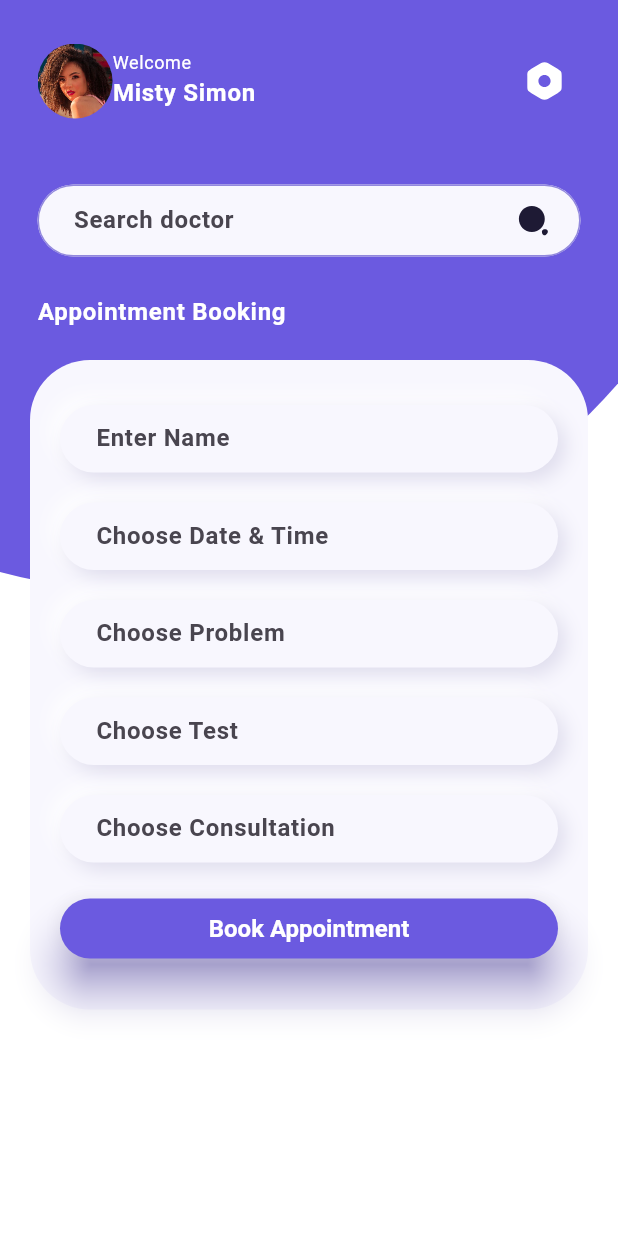
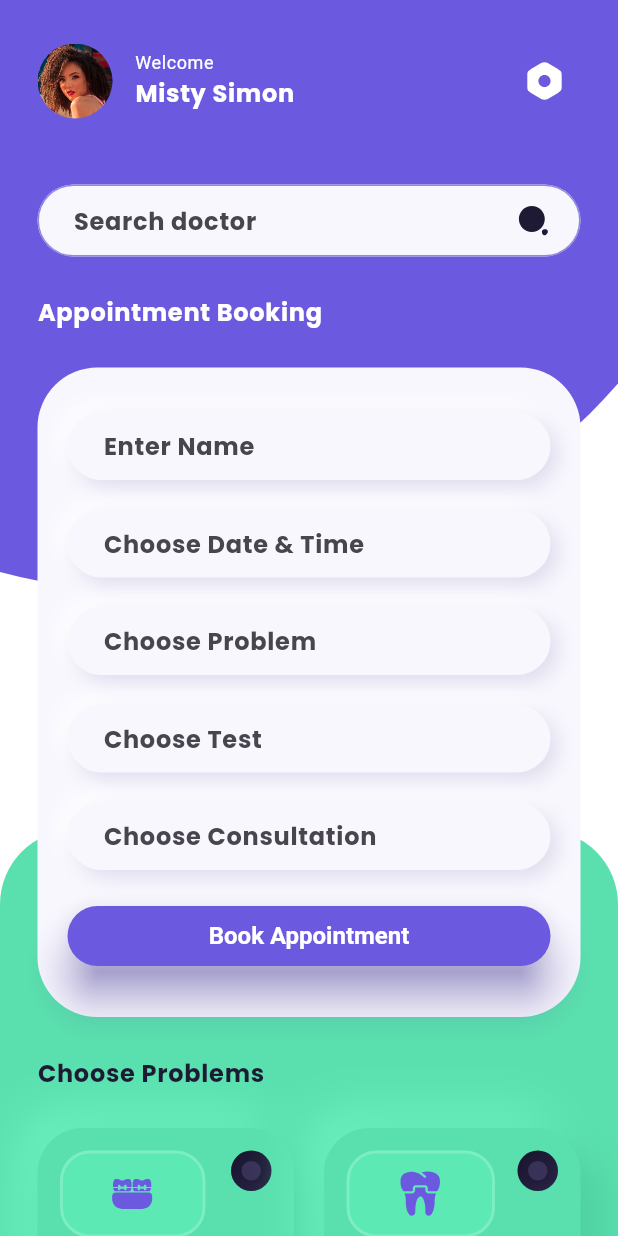
Before and after one commit to ashishnambiar/doc_appointment, a Flutter app: the screen it shows after launch, on a phone screen of 412 x 824 dp. Run offline on Flutter 3.47's test engine with Material 3 defaults, Android fonts, the phone set to English and light mode, and no system bars; our stand-ins replace flutter_svg, google_fonts.

Commit message:
complete other UIs

```diff
--- a/lib/Presentation/View/booking_form_view.dart
+++ b/lib/Presentation/View/booking_form_view.dart
@@ -1,6 +1,7 @@
 import 'package:doc_appointment/Presentation/Widgets/common_form_field_widget.dart';
 import 'package:doc_appointment/gen/colors.gen.dart';
 import 'package:flutter/material.dart';
+import 'package:flutter/services.dart';
 
 class BookingFormView extends StatelessWidget {
   const BookingFormView({
@@ -26,7 +27,7 @@ class BookingFormView extends StatelessWidget {
           ),
         ),
         Container(
-          margin: const EdgeInsets.all(20),
+          margin: const EdgeInsets.all(25),
           padding: const EdgeInsets.all(20),
           decoration: BoxDecoration(
             color: ColorName.whiteFg,
@@ -54,7 +55,9 @@ class BookingFormView extends StatelessWidget {
               Padding(
                 padding: const EdgeInsets.symmetric(vertical: 10),
                 child: ElevatedButton(
-                  onPressed: () {},
+                  onPressed: () {
+                    HapticFeedback.vibrate();
+                  },
                   child: const Text('Book Appointment'),
                 ),
               ),
--- a/lib/Presentation/View/home_view.dart
+++ b/lib/Presentation/View/home_view.dart
@@ -1,8 +1,10 @@
 import 'package:doc_appointment/Presentation/View/booking_form_view.dart';
+import 'package:doc_appointment/Presentation/View/selectable_items_grid_view.dart';
 import 'package:doc_appointment/Presentation/Widgets/custom_appbar.dart';
 import 'package:doc_appointment/gen/assets.gen.dart';
 import 'package:doc_appointment/gen/colors.gen.dart';
 import 'package:flutter/material.dart';
+import 'package:flutter/services.dart';
 
 class HomeView extends StatelessWidget {
   const HomeView({super.key});
@@ -16,7 +18,9 @@ class HomeView extends StatelessWidget {
         title: 'Misty Simon',
         profileImage: Assets.images.photo.image(),
         trailing: IconButton(
-          onPressed: () {},
+          onPressed: () {
+            HapticFeedback.vibrate();
+          },
           icon: Assets.images.setting.svg(),
         ),
       ),
@@ -29,6 +33,20 @@ class HomeView extends StatelessWidget {
               child: CircleAvatar(
                 backgroundColor: ColorName.primary,
                 radius: 408,
+              ),
+            ),
+            Positioned(
+              top: 553 - 108,
+              left: 0,
+              right: 0,
+              bottom: 0,
+              child: Container(
+                decoration: const BoxDecoration(
+                  color: ColorName.secondary,
+                  borderRadius: BorderRadius.vertical(
+                    top: Radius.circular(50),
+                  ),
+                ),
               ),
             ),
             Column(
@@ -72,6 +90,8 @@ class HomeView extends StatelessWidget {
                 ),
                 const SizedBox(height: 10),
                 const BookingFormView(),
+                const SelectableItemsGridView(),
+                const SizedBox(height: 46),
               ],
             ),
           ],
--- /dev/null
+++ b/lib/Presentation/View/selectable_items_grid_view.dart
@@ -0,0 +1,122 @@
+import 'package:doc_appointment/Presentation/Widgets/selectable_tile_widget.dart';
+import 'package:doc_appointment/gen/assets.gen.dart';
+import 'package:doc_appointment/gen/colors.gen.dart';
+import 'package:flutter/cupertino.dart';
+import 'package:flutter/material.dart';
+import 'package:flutter/widgets.dart';
+
+class SelectableItemsGridView extends StatefulWidget {
+  const SelectableItemsGridView({
+    super.key,
+  });
+
+  @override
+  State<SelectableItemsGridView> createState() =>
+      _SelectableItemsGridViewState();
+}
+
+class _SelectableItemsGridViewState extends State<SelectableItemsGridView> {
+  int? selected;
+
+  set select(int i) => setState(() {
+        selected = i;
+      });
+
+  @override
+  Widget build(BuildContext context) {
+    return Stack(
+      children: [
+        SizedBox(
+          height: 360 + 24 + 20,
+          child: PageView(
+            children: [
+              Padding(
+                padding: const EdgeInsets.all(15),
+                child: Column(
+                  children: [
+                    const SizedBox(
+                      height: 24,
+                    ),
+                    Expanded(
+                      child: Row(
+                        children: [
+                          SelectableTileWidget(
+                            title: 'Dental Braces',
+                            image: Assets.images.braces.svg(),
+                            active: 0 == selected,
+                            onTap: () => select = 0,
+                          ),
+                          SelectableTileWidget(
+                            title: 'Dental Crown',
+                            image: Assets.images.dentalCrown.svg(),
+                            active: 1 == selected,
+                            onTap: () => select = 1,
+                          ),
+                        ],
+                      ),
+                    ),
+                    const SizedBox(height: 5),
+                    Expanded(
+                      child: Row(
+                        children: [
+                          SelectableTileWidget(
+                            title: 'Dental Filling',
+                            image: Assets.images.dentalFilling.svg(),
+                            active: 2 == selected,
+                            onTap: () => select = 2,
+                          ),
+                          SelectableTileWidget(
+                            title: 'Anesthesia',
+                            image: Assets.images.dental.svg(),
+                            active: 3 == selected,
+                            onTap: () => select = 3,
+                          ),
+                        ],
+                      ),
+                    ),
+                    const SizedBox(height: 20),
+                  ],
+                ),
+              ),
+            ],
+          ),
+        ),
+        Padding(
+          padding: const EdgeInsets.symmetric(horizontal: 25),
+          child: Text(
+            'Choose Problems',
+            style: Theme.of(context) //
+                .textTheme
+                .bodyLarge,
+          ),
+        ),
+        Positioned.fill(
+          child: Align(
+            alignment: Alignment.bottomCenter,
+            child: Container(
+              padding: const EdgeInsets.all(2),
+              height: 10,
+              width: 50,
+              decoration: const ShapeDecoration(
+                color: ColorName.white,
+                shape: StadiumBorder(),
+              ),
+              child: Row(
+                children: [
+                  Container(
+                    height: 6,
+                    width: 20,
+                    decoration: const ShapeDecoration(
+                      color: ColorName.secondary,
+                      shape: StadiumBorder(),
+                    ),
+                  ),
+                ],
+              ),
+            ),
+          ),
+        ),
+      ],
+    );
+  }
+}
--- a/lib/Presentation/Widgets/custom_appbar.dart
+++ b/lib/Presentation/Widgets/custom_appbar.dart
@@ -36,6 +36,7 @@ class CustomAppbar extends StatelessWidget implements PreferredSize {
                   ),
                   child: profileImage,
                 ),
+                const SizedBox(width: 15),
                 Column(
                   crossAxisAlignment: CrossAxisAlignment.start,
                   mainAxisSize: MainAxisSize.min,
--- /dev/null
+++ b/lib/Presentation/Widgets/selectable_tile_widget.dart
@@ -0,0 +1,124 @@
+import 'package:doc_appointment/gen/colors.gen.dart';
+import 'package:flutter/material.dart';
+import 'package:flutter/services.dart';
+
+class SelectableTileWidget extends StatelessWidget {
+  final bool active;
+  final String title;
+  final Widget image;
+  final VoidCallback onTap;
+  const SelectableTileWidget({
+    required this.active,
+    required this.title,
+    required this.image,
+    required this.onTap,
+    super.key,
+  });
+
+  @override
+  Widget build(BuildContext context) {
+    return Expanded(
+      child: InkWell(
+        onTap: () {
+          HapticFeedback.vibrate();
+          onTap();
+        },
+        child: Container(
+          margin: const EdgeInsets.all(10),
+          padding: const EdgeInsets.all(15),
+          decoration: BoxDecoration(
+            color: ColorName.secondary,
+            borderRadius: BorderRadius.circular(30),
+            boxShadow: const [
+              BoxShadow(
+                offset: Offset(-15, -15),
+                color: ColorName.secondaryHighlight,
+                blurRadius: 25,
+              ),
+              BoxShadow(
+                offset: Offset(15, 15),
+                color: ColorName.secondaryShadow,
+                blurRadius: 25,
+              ),
+            ],
+          ),
+          child: Column(
+            crossAxisAlignment: CrossAxisAlignment.start,
+            children: [
+              Row(
+                crossAxisAlignment: CrossAxisAlignment.start,
+                mainAxisAlignment: MainAxisAlignment.spaceBetween,
+                children: [
+                  Container(
+                    padding: const EdgeInsets.symmetric(
+                        vertical: 2, horizontal: 43 / 2),
+                    decoration: BoxDecoration(
+                      color: ColorName.secondaryLight,
+                      borderRadius: BorderRadius.circular(20),
+                      border: Border.all(
+                        color: ColorName.white.withOpacity(0.2),
+                        width: 2,
+                      ),
+                    ),
+                    child: image,
+                  ),
+                  Container(
+                    clipBehavior: Clip.antiAlias,
+                    decoration: const ShapeDecoration(
+                      shape: CircleBorder(),
+                      gradient: LinearGradient(
+                        colors: [
+                          ColorName.radioBgShadow,
+                          ColorName.radioBgHighlight,
+                        ],
+                        begin: Alignment.topLeft,
+                        end: Alignment.bottomRight,
+                      ),
+                    ),
+                    child: Container(
+                      height: 27,
+                      width: 27,
+                      alignment: Alignment.center,
+                      decoration: const ShapeDecoration(
+                        shape: CircleBorder(),
+                        shadows: [
+                          BoxShadow(
+                            color: ColorName.radioBg,
+                            spreadRadius: -5,
+                            blurRadius: 5,
+                          ),
+                        ],
+                      ),
+                      child: Container(
+                        height: 13,
+                        width: 13,
+                        decoration: ShapeDecoration(
+                          color: active
+                              ? ColorName.radioActive
+                              : ColorName.radioInactive,
+                          shape: const CircleBorder(),
+                          shadows: [
+                            if (active)
+                              const BoxShadow(
+                                blurRadius: 10,
+                                color: ColorName.radioActive,
+                              ),
+                          ],
+                        ),
+                      ),
+                    ),
+                  ),
+                ],
+              ),
+              const SizedBox(height: 20),
+              Text(
+                title,
+                style: Theme.of(context).textTheme.titleMedium,
+              ),
+            ],
+          ),
+        ),
+      ),
+    );
+  }
+}
--- a/lib/main.dart
+++ b/lib/main.dart
@@ -1,6 +1,7 @@
 import 'package:doc_appointment/Presentation/Pages/home_page.dart';
 import 'package:doc_appointment/gen/colors.gen.dart';
 import 'package:flutter/material.dart';
+import 'package:google_fonts/google_fonts.dart';
 
 void main() {
   runApp(const MainApp());
@@ -28,30 +29,40 @@ class MainApp extends StatelessWidget {
             contentPadding: const EdgeInsets.symmetric(horizontal: 20),
           ),
           scaffoldBackgroundColor: ColorName.white,
-          elevatedButtonTheme: const ElevatedButtonThemeData(
+          elevatedButtonTheme: ElevatedButtonThemeData(
             style: ButtonStyle(
-              backgroundColor: MaterialStatePropertyAll(
+              backgroundColor: const MaterialStatePropertyAll(
                 ColorName.primary,
               ),
-              foregroundColor: MaterialStatePropertyAll(
+              foregroundColor: const MaterialStatePropertyAll(
                 ColorName.white,
               ),
-              textStyle: MaterialStatePropertyAll(
+              textStyle: const MaterialStatePropertyAll(
                 TextStyle(
                   fontWeight: FontWeight.bold,
                   fontSize: 16,
                 ),
               ),
-              shadowColor: MaterialStatePropertyAll(
+              shadowColor: const MaterialStatePropertyAll(
                 ColorName.primary,
               ),
-              elevation: MaterialStatePropertyAll(12),
+              elevation: MaterialStateProperty.resolveWith((states) {
+                if (states.contains(MaterialState.pressed)) {
+                  return 5;
+                }
+                return 12;
+              }),
             ),
           ),
-          textTheme: const TextTheme(
-            bodyLarge: TextStyle(
+          textTheme: TextTheme(
+            bodyLarge: GoogleFonts.poppins().copyWith(
               color: ColorName.text,
               fontWeight: FontWeight.bold,
+            ),
+            titleMedium: GoogleFonts.poppins().copyWith(
+              color: ColorName.text,
+              fontWeight: FontWeight.w600,
+              fontSize: 18,
             ),
           ),
         ),
--- a/pubspec.yaml
+++ b/pubspec.yaml
@@ -10,6 +10,7 @@ dependencies:
   flutter:
     sdk: flutter
   flutter_svg: ^2.0.10+1
+  google_fonts: ^6.2.0
 
 dev_dependencies:
   flutter_test:
```
Also changed, not shown: pubspec.lock, 7 other files.
